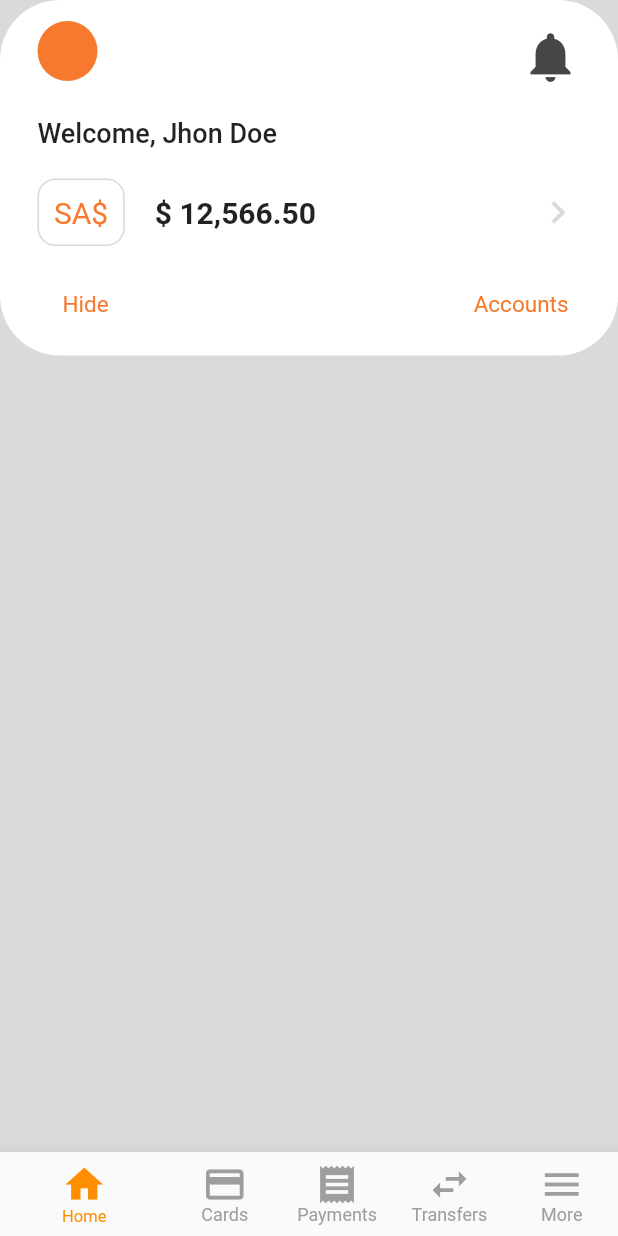
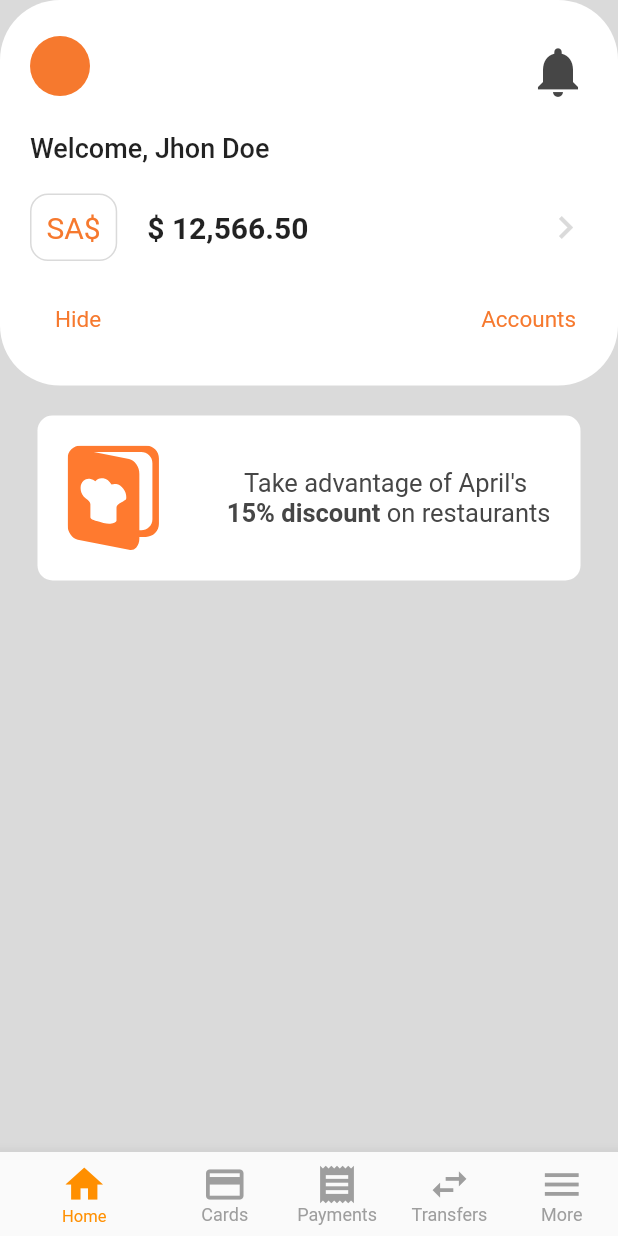
Before and after one commit to RamiroCuenca/home-banking-app, a Flutter app: the screen it shows after launch, on a phone screen of 412 x 824 dp. Run offline on Flutter 3.47's test engine with Material 2 defaults, Android fonts, the light colour scheme and no system bars; our stand-ins replace flutter_svg.

Commit message:
Finished monthly-promotion section

```diff
--- a/lib/src/constants.dart
+++ b/lib/src/constants.dart
@@ -6,4 +6,5 @@ final kDarkGrey = Color.fromRGBO(70, 70, 70, 1.0);
 final kMainColor = Color.fromRGBO(246, 121, 46, 1.0);
 
 // Padding
-final kPadding = EdgeInsets.symmetric(horizontal: 25.0, vertical: 10.0);
+final kmargin = EdgeInsets.symmetric(vertical: 20.0, horizontal: 25.0);
+final kPadding = EdgeInsets.symmetric(horizontal: 20.0, vertical: 20.0);
--- a/lib/src/widgets/main_page/monthly_promotion_widget.dart
+++ b/lib/src/widgets/main_page/monthly_promotion_widget.dart
@@ -1,11 +1,32 @@
 import 'package:flutter/material.dart';
+import 'package:flutter_svg/flutter_svg.dart';
+import 'package:home_banking/src/constants.dart';
 
 Widget getMonthlyPromotion() {
   return Container(
     width: double.infinity,
-    margin: EdgeInsets.all(20.0),
+    margin: kmargin,
+    padding: EdgeInsets.symmetric(vertical: 20.0, horizontal: 20.0),
+    decoration: BoxDecoration(
+        color: Colors.white, borderRadius: BorderRadius.circular(10.0)),
     child: Row(
-      children: <Widget>[],
+      mainAxisAlignment: MainAxisAlignment.spaceBetween,
+      children: <Widget>[
+        SvgPicture.asset('assets/svg/restaurant.svg'),
+        RichText(
+          textAlign: TextAlign.center,
+          text: TextSpan(
+            style: TextStyle(fontSize: 17.0, color: kDarkGrey),
+            children: <TextSpan>[
+              TextSpan(text: 'Take advantage of April\'s \n '),
+              TextSpan(
+                  text: '15% discount',
+                  style: TextStyle(fontWeight: FontWeight.bold)),
+              TextSpan(text: ' on restaurants'),
+            ],
+          ),
+        ),
+      ],
     ),
   );
 }
--- a/pubspec.yaml
+++ b/pubspec.yaml
@@ -23,6 +23,7 @@ environment:
 dependencies:
   flutter:
     sdk: flutter
+  flutter_svg: ^0.21.0+1
 
 
   # The following adds the Cupertino Icons font to your application.
@@ -45,7 +46,9 @@ flutter:
   uses-material-design: true
 
   # To add assets to your application, add an assets section, like this:
-  # assets:
+  assets:
+    - assets/svg/
+    - assets/gif/
   #   - images/a_dot_burr.jpeg
   #   - images/a_dot_ham.jpeg
 
```
Also changed, not shown: assets/gif/circle_loading.gif (added), pubspec.lock.
